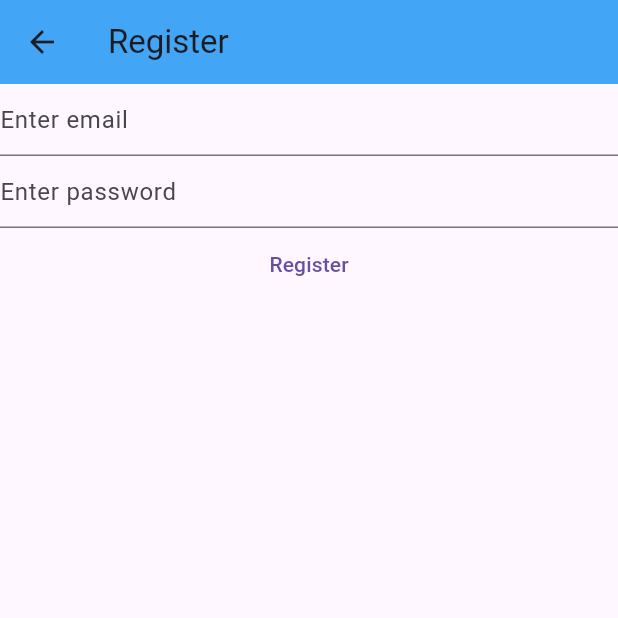
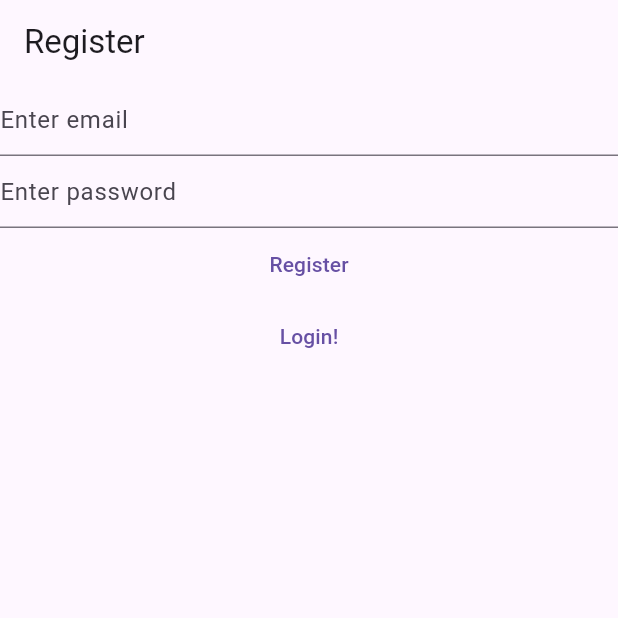
Before and after one commit to EBMartins7/Flutter-NoteApp-Tutorial, a Flutter app: the RegisterView screen opened directly, on a phone screen of 412 x 824 dp, the top half of it. Run offline on Flutter 3.47's test engine with Material 3 defaults, Android fonts, the phone set to English and light mode, and no system bars; our stand-ins replace firebase_auth, firebase_core; accounts and stored records are empty.

Commit message:
second commit

```diff
--- a/lib/views/register_view.dart
+++ b/lib/views/register_view.dart
@@ -32,17 +32,11 @@ class _RegisterViewState extends State<RegisterView> {
 
   @override
   Widget build(BuildContext context) {
-    return Scaffold(
+    return  Scaffold(
       appBar: AppBar(
         title: const Text('Register'),
-          backgroundColor: Colors.blue[400],
       ),
-        body: FutureBuilder(
-          future: Firebase.initializeApp(),
-          builder: (context, snapshot) {
-            switch (snapshot.connectionState) {
-              case ConnectionState.done:
-                return  Column(
+      body: Column(
         children: [
           TextField(
             controller: _email,
@@ -85,13 +79,17 @@ class _RegisterViewState extends State<RegisterView> {
               },
               child: const Text('Register')
           ),
+          TextButton(
+              onPressed: () {
+                Navigator.of(context).pushNamedAndRemoveUntil(
+                    '/login/',
+                    (route) => false
+                );
+              },
+              child: const Text('Login!')
+          )
         ],
-                );
-              default:
-                return const Text('Loading....');
-            }
-          },
-        )
+      ),
     );
   }
 }
```
Also changed, not shown: lib/main.dart (+19 -15 lines), lib/views/login_view.dart (+12 -15 lines), lib/views/verify_email_view.dart (added, +33 -0 lines). Lines whose indentation alone changed are shown as unchanged.
